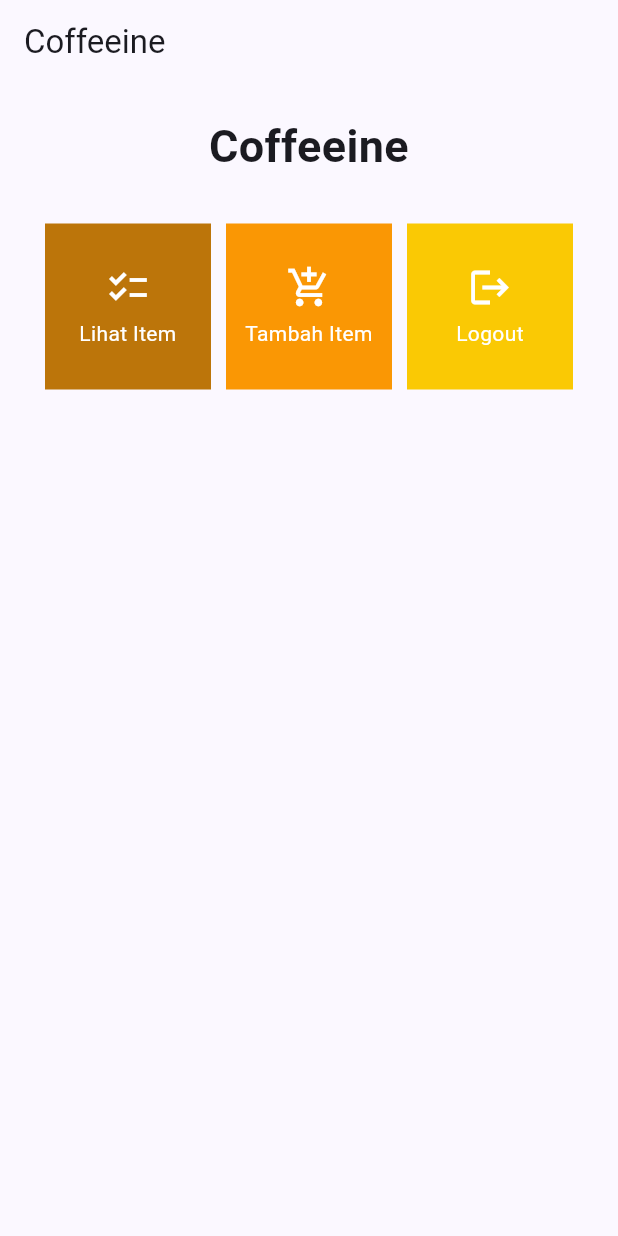
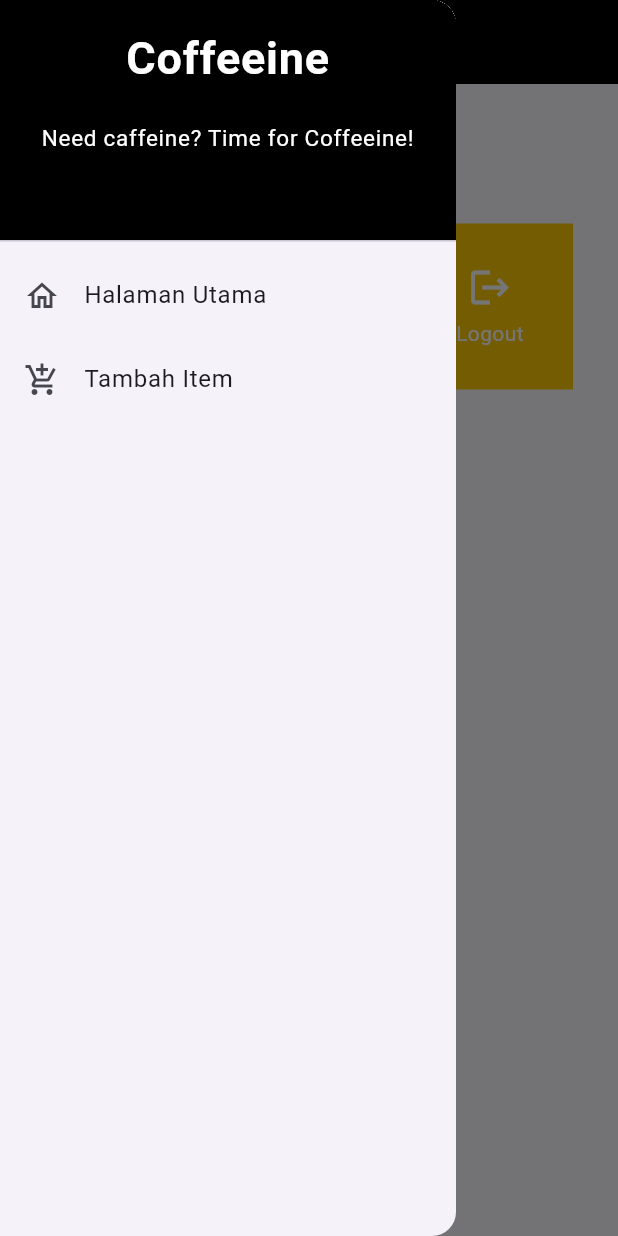
Before and after one commit to odracheer/coffeeine-mobile, a Flutter app: the screen it shows after launch, with the side drawer open (before the commit the screen has no drawer), on a phone screen of 412 x 824 dp. Run offline on Flutter 3.47's test engine with Material 2 defaults, Android fonts, the phone set to English and light mode, and no system bars.

Commit message:
Adding files of Tugas 8

```diff
--- a/lib/main.dart
+++ b/lib/main.dart
@@ -1,5 +1,5 @@
 import 'package:flutter/material.dart';
-import 'package:coffeeine/menu.dart';
+import 'package:coffeeine/screens/menu.dart';
 
 
 void main() {
--- a/lib/menu.dart
+++ b/lib/screens/menu.dart
@@ -1,4 +1,7 @@
 import 'package:flutter/material.dart';
+import 'package:coffeeine/widgets/left_drawer.dart';
+import 'package:coffeeine/screens/coffee_form.dart';
+import 'package:coffeeine/widgets/shop_card.dart';
 
 class MyHomePage extends StatelessWidget {
   MyHomePage({Key? key}) : super(key: key);
@@ -17,7 +20,11 @@
         title: const Text(
           'Coffeeine',
         ),
+        backgroundColor: Colors.black,
+        foregroundColor: Colors.white,
       ),
+        // Masukkan drawer sebagai parameter nilai drawer dari widget Scaffold
+      drawer: const LeftDrawer(),
 
       body: SingleChildScrollView(
         // Widget wrapper yang dapat discroll
@@ -35,6 +42,7 @@
                   style: TextStyle(
                     fontSize: 30,
                     fontWeight: FontWeight.bold,
+                    color: Colors.black,
                   ),
                 ),
               ),
@@ -79,6 +87,13 @@
             ..hideCurrentSnackBar()
             ..showSnackBar(SnackBar(
                 content: Text("Kamu telah menekan tombol ${item.name}")));
+
+          if (item.name == "Tambah Item") {
+            Navigator.push(
+                  context,
+                  MaterialPageRoute(builder: (context) => const CoffeeFormPage(),
+              ));
+          }
         },
         child: Container(
           // Container untuk menyimpan Icon dan Text
@@ -106,11 +121,3 @@
     );
   }
 }
-
-class ShopItem {
-    final String name;
-    final IconData icon;
-    final Color color;
-
-    ShopItem(this.name, this.icon, this.color);
-}
--- /dev/null
+++ b/lib/widgets/left_drawer.dart
@@ -0,0 +1,69 @@
+import 'package:flutter/material.dart';
+import 'package:coffeeine/screens/menu.dart';
+import 'package:coffeeine/screens/coffee_form.dart';
+
+class LeftDrawer extends StatelessWidget {
+  const LeftDrawer({super.key});
+
+  @override
+  Widget build(BuildContext context) {
+    return Drawer(
+      child: ListView(
+        children: [
+          const DrawerHeader(
+            decoration: BoxDecoration(
+              color: Colors.black,
+            ),
+            child: Column(
+              children: [
+                Text(
+                  'Coffeeine',
+                  textAlign: TextAlign.center,
+                  style: TextStyle(
+                    fontSize: 30,
+                    fontWeight: FontWeight.bold,
+                    color: Colors.white,
+                  ),
+                ),
+                Padding(padding: EdgeInsets.all(10)),
+                Text("Need caffeine? Time for Coffeeine!",
+                    style: TextStyle(
+
+                      fontSize: 15,
+                      color: Colors.white,
+                      fontWeight: FontWeight.normal
+                    ),
+                    textAlign: TextAlign.center,
+                ),
+              ],
+            ),
+          ),
+
+          ListTile(
+            leading: const Icon(Icons.home_outlined),
+            title: const Text('Halaman Utama'),
+            // Bagian redirection ke MyHomePage
+            onTap: () {
+              Navigator.pushReplacement(
+                  context,
+                  MaterialPageRoute(
+                    builder: (context) => MyHomePage(),
+                  ));
+            },
+          ),
+          ListTile(
+            leading: const Icon(Icons.add_shopping_cart),
+            title: const Text('Tambah Item'),
+            // Bagian redirection ke CoffeeFormPage
+            onTap: () {
+              Navigator.pushReplacement(
+                  context,
+                  MaterialPageRoute(builder: (context) => const CoffeeFormPage(),
+              ));
+            },
+          ),
+        ],
+      ),
+    );
+  }
+}
--- /dev/null
+++ b/lib/widgets/shop_card.dart
@@ -0,0 +1,10 @@
+import 'package:coffeeine/screens/coffee_form.dart';
+import 'package:flutter/material.dart';
+
+class ShopItem {
+    final String name;
+    final IconData icon;
+    final Color color;
+
+    ShopItem(this.name, this.icon, this.color);
+}
```
Also changed, not shown: lib/screens/coffee_form.dart (added, +190 -0 lines).
